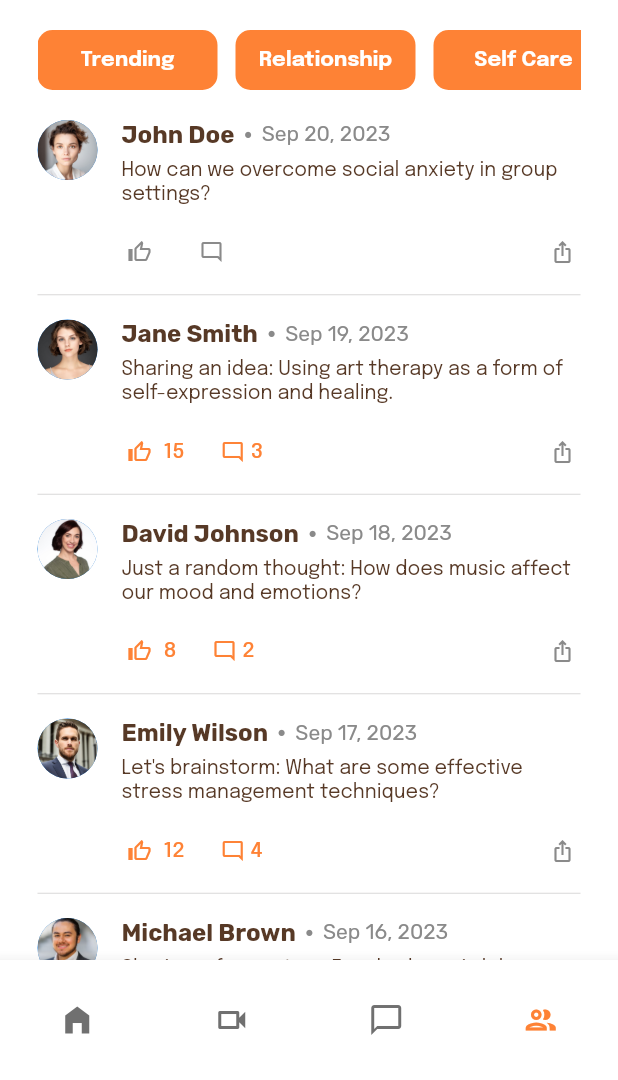
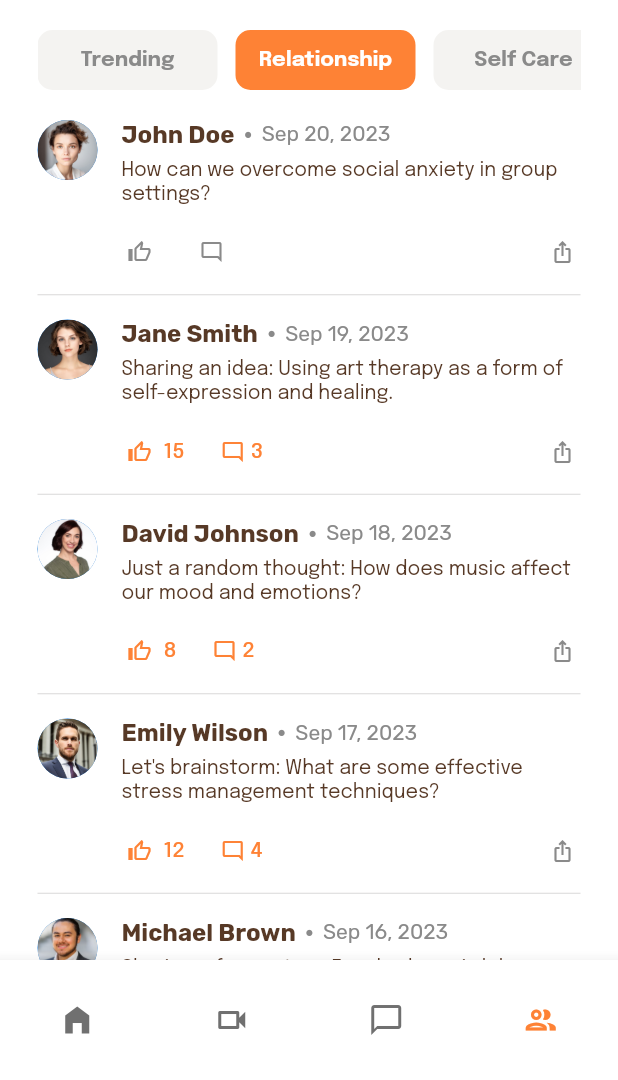
Before and after one commit to tamathecxder/wellness-app, a Flutter app: the screen it shows after launch, item 4 of the bottom bar chosen, after a tap on "Relationship", on a phone screen of 412 x 824 dp, the part 156-1236 px from its top. Run offline on Flutter 3.47's test engine with Material 2 defaults, Android fonts, the phone set to English and light mode, and no system bars; drawn by our look-alikes of animated_bottom_navigation_bar.

Commit message:
feat: completing community screen ui

```diff
--- a/lib/screens/community_screen.dart
+++ b/lib/screens/community_screen.dart
@@ -1,5 +1,6 @@
 import 'package:flutter/material.dart';
 import 'package:wellness_app/helpers/formatting.dart';
+import 'package:wellness_app/models/category.dart';
 import 'package:wellness_app/models/community.dart';
 import 'package:wellness_app/theme/colors.dart';
 import 'package:wellness_app/theme/style.dart';
@@ -31,39 +32,31 @@ class _CommunityScreenState extends State<CommunityScreen> {
         const SizedBox(
           height: 20,
         ),
-        SingleChildScrollView(
+        SizedBox(
+          height: 40,
+          child: ListView.builder(
             scrollDirection: Axis.horizontal,
-          child: Wrap(
-            spacing: 12,
-            children: [
-              PrimaryButton(
-                title: 'Trending',
-                isActive: _isActive,
+            shrinkWrap: true,
+            physics: const BouncingScrollPhysics(),
+            itemCount: categoryList.length,
+            itemBuilder: (context, index) {
+              final category = categoryList[index];
+
+              return Padding(
+                padding: const EdgeInsets.only(
+                  right: 12,
+                ),
+                child: PrimaryButton(
+                  title: category.title,
+                  isActive: category.isActive,
                   onTap: () {
                     setState(() {
-                    _isActive = !_isActive;
+                      category.isActive = !category.isActive;
                     });
                   },
                 ),
-              PrimaryButton(
-                title: 'Relationship',
-                isActive: _isActive,
-                onTap: () {
-                  setState(() {
-                    _isActive = !_isActive;
-                  });
+              );
             },
-              ),
-              PrimaryButton(
-                title: 'Self Care',
-                isActive: _isActive,
-                onTap: () {
-                  setState(() {
-                    _isActive = !_isActive;
-                  });
-                },
-              ),
-            ],
           ),
         ),
         const SizedBox(
--- a/lib/screens/initial_screen.dart
+++ b/lib/screens/initial_screen.dart
@@ -1,4 +1,5 @@
 import 'package:flutter/material.dart';
+import 'package:wellness_app/screens/chat_screen.dart';
 import 'package:wellness_app/screens/community_screen.dart';
 import 'package:wellness_app/screens/consulting_screen.dart';
 import 'package:wellness_app/screens/home_screen.dart';
@@ -17,10 +18,7 @@ class _InitialScreenState extends State<InitialScreen> {
   static const List<Widget> _widgetOptions = <Widget>[
     HomeScreen(),
     ConsultingScreen(),
-    Text(
-      'Profile Page',
-      style: TextStyle(fontSize: 35, fontWeight: FontWeight.bold),
-    ),
+    ChatScreen(),
     CommunityScreen(),
   ];
 
```
Lines whose indentation alone changed are shown as unchanged.
